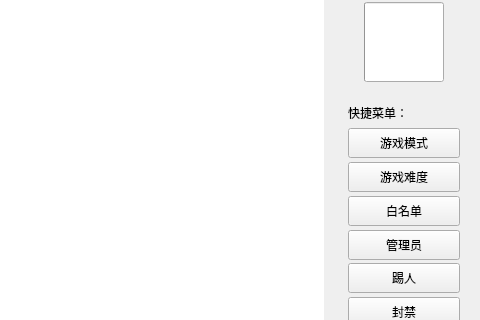
Above: QtUI/Interface_console.ui from MCSLTeam/MCSL2 before the change; both pictures show x 230 to 710 and y 178 to 498 of the 710 by 632 pixel window. Below: the same form after it.
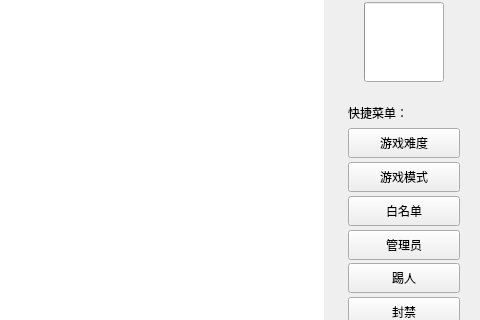
That is the form after the change. Custom widgets are drawn as their Qt base class.

Patch:
```diff
--- a/QtUI/Interface_console.ui
+++ b/QtUI/Interface_console.ui
@@ -319,7 +319,7 @@
        </widget>
       </item>
       <item>
-       <widget class="ComboBox" name="gameMode">
+       <widget class="ComboBox" name="difficulty">
         <property name="minimumSize">
          <size>
           <width>0</width>
@@ -327,12 +327,12 @@
          </size>
         </property>
         <property name="text">
-         <string>游戏模式</string>
+         <string>游戏难度</string>
         </property>
        </widget>
       </item>
       <item>
-       <widget class="ComboBox" name="difficulty">
+       <widget class="TransparentPushButton" name="gamemode">
         <property name="minimumSize">
          <size>
           <width>0</width>
@@ -340,7 +340,7 @@
          </size>
         </property>
         <property name="text">
-         <string>游戏难度</string>
+         <string>游戏模式</string>
         </property>
        </widget>
       </item>
```
